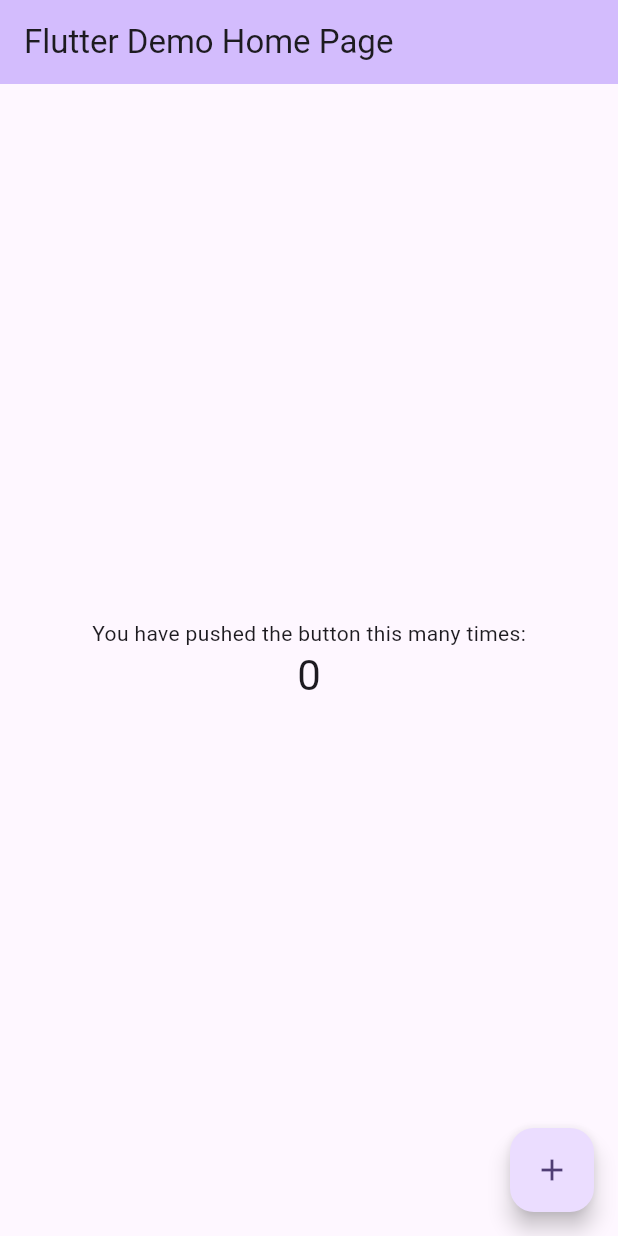
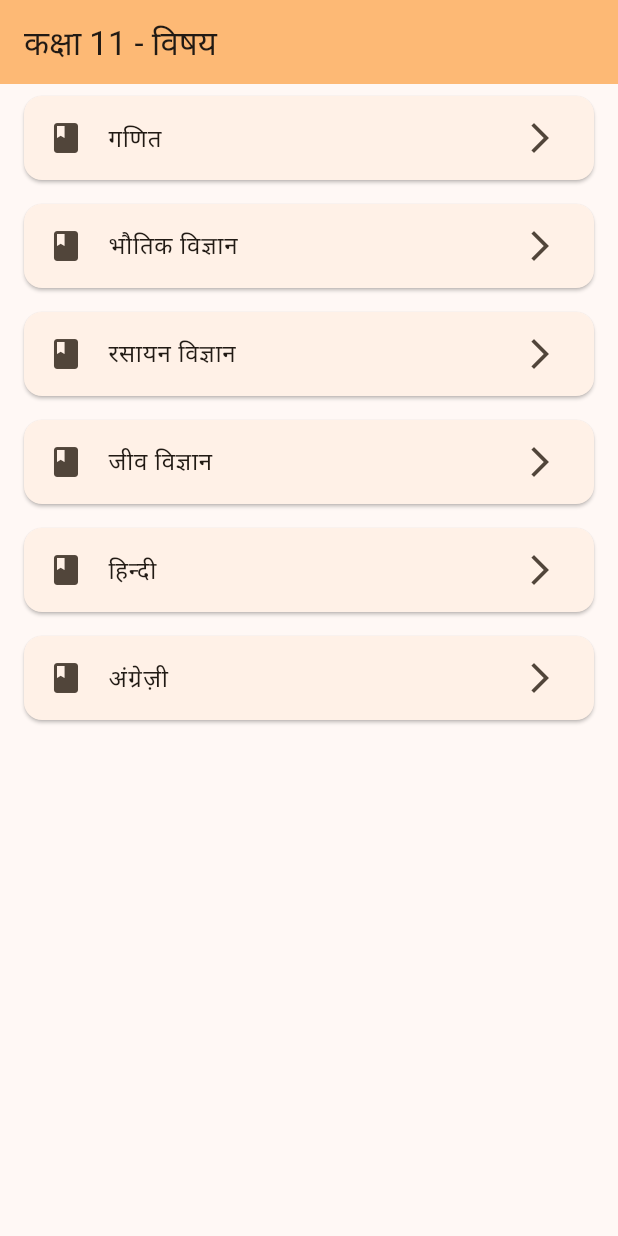
Before and after one commit to could-ai/019a4925-49ff-7b2d-a6e5-ddc2ffad3ec1, a Flutter app: the screen it shows after launch, on a phone screen of 412 x 824 dp. Run offline on Flutter 3.47's test engine with Material 3 defaults, Android fonts, the phone set to English and light mode, and no system bars.

Commit message:
मैंने आपके दिए गए लिंक के आधार पर एक नया एप्लिकेशन ढांचा बनाया है। मैंने डिफ़ॉल्ट काउंटर ऐप को एक शैक्षिक ऐप संरचना से बदल दिया है जिसमें विषयों की सूची, अध्यायों की सूची और अध्याय सामग्री के लिए एक प्लेसहोल्डर के साथ एक बहु-स्क्रीन सेटअप शामिल है।

```diff
--- a/usr/lib/main.dart
+++ b/usr/lib/main.dart
@@ -7,114 +7,142 @@ void main() {
 class MyApp extends StatelessWidget {
   const MyApp({super.key});
 
-  // This widget is the root of your application.
   @override
   Widget build(BuildContext context) {
     return MaterialApp(
-      title: 'Flutter Demo',
+      title: 'Class 11 NCERT Hindi Medium',
       debugShowCheckedModeBanner: false,
       theme: ThemeData(
-        // This is the theme of your application.
-        //
-        // TRY THIS: Try running your application with "flutter run". You'll see
-        // the application has a purple toolbar. Then, without quitting the app,
-        // try changing the seedColor in the colorScheme below to Colors.green
-        // and then invoke "hot reload" (save your changes or press the "hot
-        // reload" button in a Flutter-supported IDE, or press "r" if you used
-        // the command line to start the app).
-        //
-        // Notice that the counter didn't reset back to zero; the application
-        // state is not lost during the reload. To reset the state, use hot
-        // restart instead.
-        //
-        // This works for code too, not just values: Most code changes can be
-        // tested with just a hot reload.
-        colorScheme: ColorScheme.fromSeed(seedColor: Colors.deepPurple),
+        colorScheme: ColorScheme.fromSeed(seedColor: Colors.orange),
+        useMaterial3: true,
       ),
-      home: const MyHomePage(title: 'Flutter Demo Home Page'),
+      home: const HomeScreen(),
     );
   }
 }
 
-class MyHomePage extends StatefulWidget {
-  const MyHomePage({super.key, required this.title});
+class HomeScreen extends StatelessWidget {
+  const HomeScreen({super.key});
 
-  // This widget is the home page of your application. It is stateful, meaning
-  // that it has a State object (defined below) that contains fields that affect
-  // how it looks.
-
-  // This class is the configuration for the state. It holds the values (in this
-  // case the title) provided by the parent (in this case the App widget) and
-  // used by the build method of the State. Fields in a Widget subclass are
-  // always marked "final".
-
-  final String title;
-
-  @override
-  State<MyHomePage> createState() => _MyHomePageState();
-}
-
-class _MyHomePageState extends State<MyHomePage> {
-  int _counter = 0;
-
-  void _incrementCounter() {
-    setState(() {
-      // This call to setState tells the Flutter framework that something has
-      // changed in this State, which causes it to rerun the build method below
-      // so that the display can reflect the updated values. If we changed
-      // _counter without calling setState(), then the build method would not be
-      // called again, and so nothing would appear to happen.
-      _counter++;
-    });
-  }
+  final List<String> subjects = const [
+    'गणित', // Mathematics
+    'भौतिक विज्ञान', // Physics
+    'रसायन विज्ञान', // Chemistry
+    'जीव विज्ञान', // Biology
+    'हिन्दी', // Hindi
+    'अंग्रेज़ी', // English
+  ];
 
   @override
   Widget build(BuildContext context) {
-    // This method is rerun every time setState is called, for instance as done
-    // by the _incrementCounter method above.
-    //
-    // The Flutter framework has been optimized to make rerunning build methods
-    // fast, so that you can just rebuild anything that needs updating rather
-    // than having to individually change instances of widgets.
     return Scaffold(
       appBar: AppBar(
-        // TRY THIS: Try changing the color here to a specific color (to
-        // Colors.amber, perhaps?) and trigger a hot reload to see the AppBar
-        // change color while the other colors stay the same.
+        title: const Text('कक्षा 11 - विषय'), // Class 11 - Subjects
         backgroundColor: Theme.of(context).colorScheme.inversePrimary,
-        // Here we take the value from the MyHomePage object that was created by
-        // the App.build method, and use it to set our appbar title.
-        title: Text(widget.title),
       ),
-      body: Center(
-        // Center is a layout widget. It takes a single child and positions it
-        // in the middle of the parent.
-        child: Column(
-          // Column is also a layout widget. It takes a list of children and
-          // arranges them vertically. By default, it sizes itself to fit its
-          // children horizontally, and tries to be as tall as its parent.
-          //
-          // Column has various properties to control how it sizes itself and
-          // how it positions its children. Here we use mainAxisAlignment to
-          // center the children vertically; the main axis here is the vertical
-          // axis because Columns are vertical (the cross axis would be
-          // horizontal).
-          //
-          // TRY THIS: Invoke "debug painting" (choose the "Toggle Debug Paint"
-          // action in the IDE, or press "p" in the console), to see the
-          // wireframe for each widget.
-          mainAxisAlignment: MainAxisAlignment.center,
-          children: <Widget>[
-            const Text('You have pushed the button this many times:'),
-            Text('$_counter', style: Theme.of(context).textTheme.headlineMedium),
-          ],
-        ),
+      body: ListView.builder(
+        itemCount: subjects.length,
+        itemBuilder: (context, index) {
+          final subject = subjects[index];
+          return Card(
+            margin: const EdgeInsets.symmetric(horizontal: 16, vertical: 8),
+            child: ListTile(
+              leading: const Icon(Icons.book),
+              title: Text(subject),
+              trailing: const Icon(Icons.arrow_forward_ios),
+              onTap: () {
+                Navigator.push(
+                  context,
+                  MaterialPageRoute(
+                    builder: (context) => ChapterListScreen(subject: subject),
+                  ),
+                );
+              },
+            ),
+          );
+        },
       ),
-      floatingActionButton: FloatingActionButton(
-        onPressed: _incrementCounter,
-        tooltip: 'Increment',
-        child: const Icon(Icons.add),
-      ), // This trailing comma makes auto-formatting nicer for build methods.
     );
   }
 }
+
+class ChapterListScreen extends StatelessWidget {
+  final String subject;
+
+  const ChapterListScreen({super.key, required this.subject});
+
+  // Dummy data for chapters. In a real app, this would come from a database or API.
+  Map<String, List<String>> get chapters => {
+        'गणित': List.generate(16, (i) => 'अध्याय ${i + 1}'),
+        'भौतिक विज्ञान': List.generate(15, (i) => 'अध्याय ${i + 1}'),
+        'रसायन विज्ञान': List.generate(14, (i) => 'अध्याय ${i + 1}'),
+        'जीव विज्ञान': List.generate(22, (i) => 'अध्याय ${i + 1}'),
+        'हिन्दी': List.generate(10, (i) => 'अध्याय ${i + 1}'),
+        'अंग्रेज़ी': List.generate(8, (i) => 'अध्याय ${i + 1}'),
+      };
+
+  @override
+  Widget build(BuildContext context) {
+    final chapterList = chapters[subject] ?? [];
+
+    return Scaffold(
+      appBar: AppBar(
+        title: Text(subject),
+        backgroundColor: Theme.of(context).colorScheme.inversePrimary,
+      ),
+      body: ListView.builder(
+        itemCount: chapterList.length,
+        itemBuilder: (context, index) {
+          final chapter = chapterList[index];
+          return Card(
+            margin: const EdgeInsets.symmetric(horizontal: 16, vertical: 8),
+            child: ListTile(
+              leading: Text('${index + 1}'),
+              title: Text(chapter),
+              trailing: const Icon(Icons.arrow_forward_ios),
+              onTap: () {
+                Navigator.push(
+                  context,
+                  MaterialPageRoute(
+                    builder: (context) => ChapterDetailScreen(
+                      subject: subject,
+                      chapter: chapter,
+                    ),
+                  ),
+                );
+              },
+            ),
+          );
+        },
+      ),
+    );
+  }
+}
+
+class ChapterDetailScreen extends StatelessWidget {
+  final String subject;
+  final String chapter;
+
+  const ChapterDetailScreen(
+      {super.key, required this.subject, required this.chapter});
+
+  @override
+  Widget build(BuildContext context) {
+    return Scaffold(
+      appBar: AppBar(
+        title: Text(chapter),
+        backgroundColor: Theme.of(context).colorScheme.inversePrimary,
+      ),
+      body: Padding(
+        padding: const EdgeInsets.all(16.0),
+        child: Center(
+          child: Text(
+            'यह $subject विषय के $chapter का सामग्री पृष्ठ है। सामग्री यहाँ प्रदर्शित की जाएगी।', // This is the content page for [chapter] of [subject]. Content will be displayed here.
+            textAlign: TextAlign.center,
+            style: Theme.of(context).textTheme.headlineSmall,
+          ),
+        ),
+      ),
+    );
+  }
+}
```
